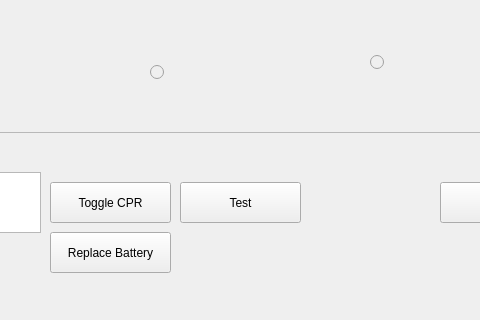
Qt form src/aed-sim/mainwindow.ui (zachtes13/comp3004_aed-sim) before a commit; both pictures show x 110 to 590 and y 378 to 698 of the 961 by 698 pixel window.
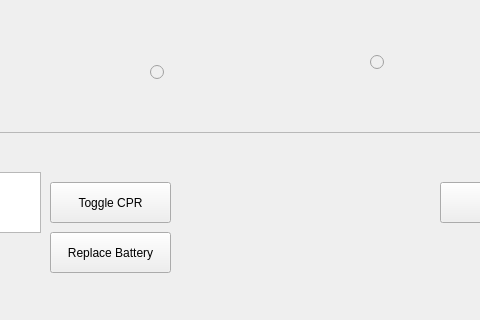
The same form after that commit.

```diff
--- a/src/aed-sim/mainwindow.ui
+++ b/src/aed-sim/mainwindow.ui
@@ -531,19 +531,6 @@
      <string>ON/OFF</string>
     </property>
    </widget>
-   <widget class="QPushButton" name="testButton">
-    <property name="geometry">
-     <rect>
-      <x>290</x>
-      <y>560</y>
-      <width>121</width>
-      <height>41</height>
-     </rect>
-    </property>
-    <property name="text">
-     <string>Test</string>
-    </property>
-   </widget>
    <widget class="QPushButton" name="replaceBatteryButton">
     <property name="geometry">
      <rect>
```
